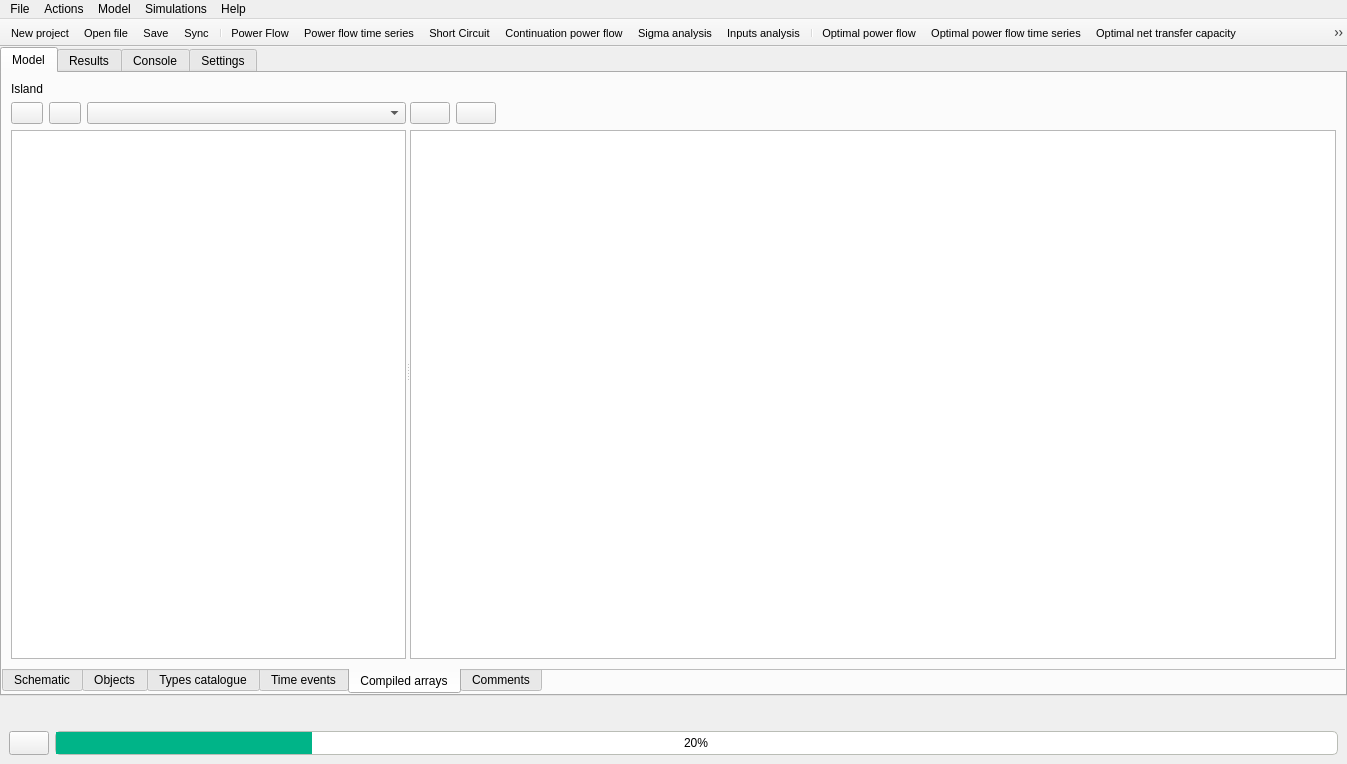
Old version of the form src/GridCal/Gui/Main/MainWindow.ui in the repository SanPen/GridCal.
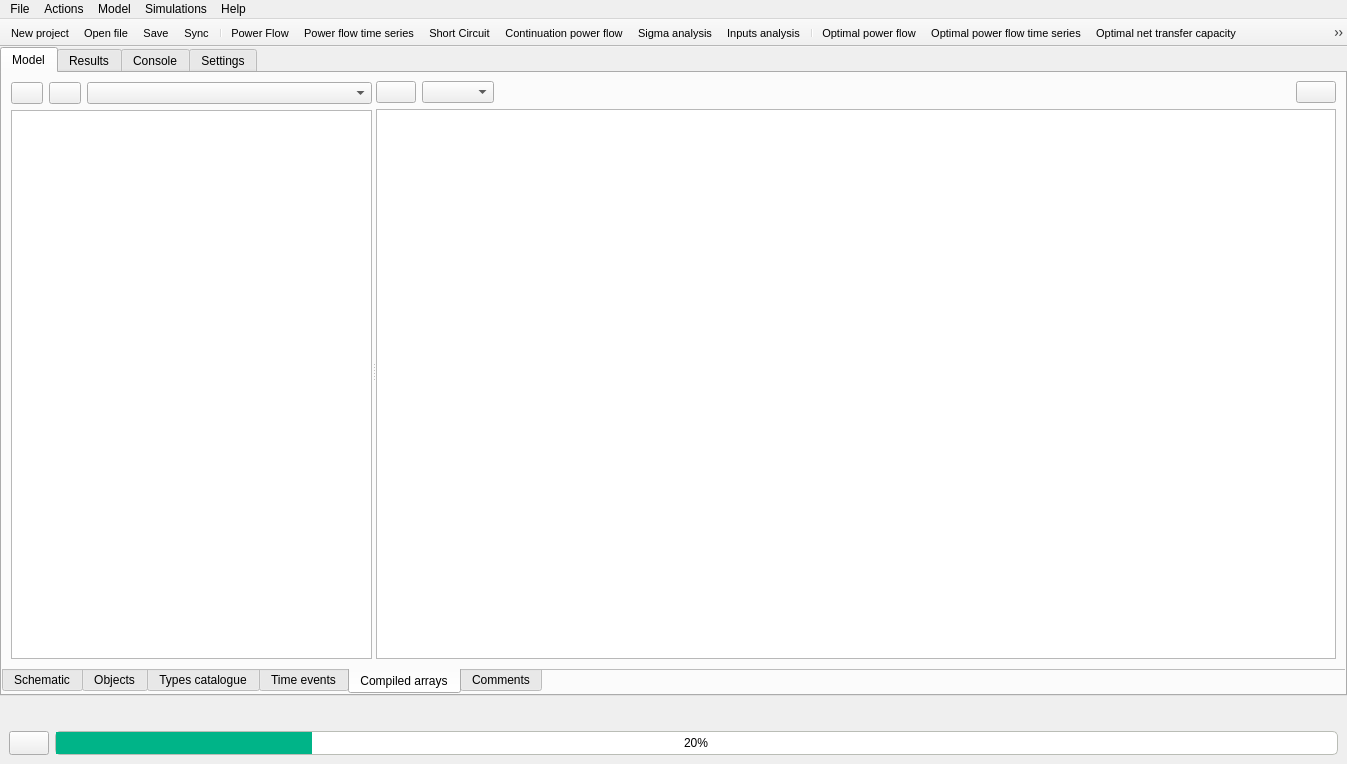
New version of the form. The open tabs and pages were chosen to show the change. Icons and pictures are not drawn.

Commit message: Improved copying the compiled arrays

The edit to the form file:
```diff
--- a/src/GridCal/Gui/Main/MainWindow.ui
+++ b/src/GridCal/Gui/Main/MainWindow.ui
@@ -1580,17 +1580,10 @@
                 <property name="rightMargin">
                  <number>0</number>
                 </property>
-                <item row="2" column="0" colspan="4">
+                <item row="1" column="0" colspan="4">
                  <widget class="QListView" name="simulationDataStructuresListView"/>
                 </item>
-                <item row="0" column="0" colspan="4">
-                 <widget class="QLabel" name="label_23">
-                  <property name="text">
-                   <string>Island</string>
-                  </property>
-                 </widget>
-                </item>
-                <item row="1" column="0">
+                <item row="0" column="0">
                  <widget class="QPushButton" name="compute_simulation_data_pushButton">
                   <property name="maximumSize">
                    <size>
@@ -1610,7 +1603,7 @@
                   </property>
                  </widget>
                 </item>
-                <item row="1" column="1">
+                <item row="0" column="1">
                  <widget class="QPushButton" name="exportSimulationDataButton">
                   <property name="maximumSize">
                    <size>
@@ -1630,7 +1623,7 @@
                   </property>
                  </widget>
                 </item>
-                <item row="1" column="2" colspan="2">
+                <item row="0" column="2" colspan="2">
                  <widget class="QComboBox" name="simulation_data_island_comboBox"/>
                 </item>
                </layout>
@@ -1642,73 +1635,70 @@
                <property name="frameShadow">
                 <enum>QFrame::Raised</enum>
                </property>
-               <layout class="QVBoxLayout" name="verticalLayout_28">
+               <layout class="QGridLayout" name="gridLayout_23">
                 <property name="leftMargin">
                  <number>0</number>
                 </property>
-                <item>
-                 <widget class="QFrame" name="frame_69">
-                  <property name="frameShape">
-                   <enum>QFrame::NoFrame</enum>
+                <property name="topMargin">
+                 <number>8</number>
+                </property>
+                <item row="0" column="3">
+                 <spacer name="horizontalSpacer_23">
+                  <property name="orientation">
+                   <enum>Qt::Horizontal</enum>
                   </property>
-                  <property name="frameShadow">
-                   <enum>QFrame::Raised</enum>
+                  <property name="sizeHint" stdset="0">
+                   <size>
+                    <width>510</width>
+                    <height>20</height>
+                   </size>
                   </property>
-                  <layout class="QHBoxLayout" name="horizontalLayout_35">
-                   <property name="leftMargin">
-                    <number>0</number>
-                   </property>
-                   <property name="topMargin">
-                    <number>20</number>
-                   </property>
-                   <property name="bottomMargin">
-                    <number>0</number>
-                   </property>
-                   <item>
-                    <widget class="QPushButton" name="copyArraysButton">
-                     <property name="toolTip">
-                      <string>Copy array to clipboard</string>
-                     </property>
-                     <property name="text">
-                      <string/>
-                     </property>
-                     <property name="icon">
-                      <iconset resource="icons.qrc">
-                       <normaloff>:/Icons/icons/copy.svg</normaloff>:/Icons/icons/copy.svg</iconset>
-                     </property>
-                    </widget>
-                   </item>
-                   <item>
-                    <widget class="QPushButton" name="plotArraysButton">
-                     <property name="toolTip">
-                      <string>Plot values</string>
-                     </property>
-                     <property name="text">
-                      <string/>
-                     </property>
-                     <property name="icon">
-                      <iconset resource="icons.qrc">
-                       <normaloff>:/Icons/icons/plot.svg</normaloff>:/Icons/icons/plot.svg</iconset>
-                     </property>
-                    </widget>
-                   </item>
-                   <item>
-                    <spacer name="horizontalSpacer_23">
-                     <property name="orientation">
-                      <enum>Qt::Horizontal</enum>
-                     </property>
-                     <property name="sizeHint" stdset="0">
-                      <size>
-                       <width>510</width>
-                       <height>20</height>
-                      </size>
-                     </property>
-                    </spacer>
-                   </item>
-                  </layout>
+                 </spacer>
+                </item>
+                <item row="0" column="1">
+                 <widget class="QComboBox" name="arrayModeComboBox"/>
+                </item>
+                <item row="0" column="0">
+                 <widget class="QPushButton" name="copyArraysButton">
+                  <property name="minimumSize">
+                   <size>
+                    <width>32</width>
+                    <height>0</height>
+                   </size>
+                  </property>
+                  <property name="toolTip">
+                   <string>Copy array to clipboard</string>
+                  </property>
+                  <property name="text">
+                   <string/>
+                  </property>
+                  <property name="icon">
+                   <iconset resource="icons.qrc">
+                    <normaloff>:/Icons/icons/copy.svg</normaloff>:/Icons/icons/copy.svg</iconset>
+                  </property>
                  </widget>
                 </item>
-                <item>
+                <item row="0" column="4">
+                 <widget class="QPushButton" name="plotArraysButton">
+                  <property name="minimumSize">
+                   <size>
+                    <width>32</width>
+                    <height>0</height>
+                   </size>
+                  </property>
+                  <property name="toolTip">
+                   <string>Plot values</string>
+                  </property>
+                  <property name="text">
+                   <string/>
+                  </property>
+                  <property name="icon">
+                   <iconset resource="icons.qrc">
+                    <normaloff>:/Icons/icons/plot.svg</normaloff>:/Icons/icons/plot.svg</iconset>
+                  </property>
+                 </widget>
+                </item>
+                <item row="1" column="0" colspan="5">
                  <widget class="QTableView" name="simulationDataStructureTableView"/>
                 </item>
                </layout>
```
The commit also changes 7 other files.
